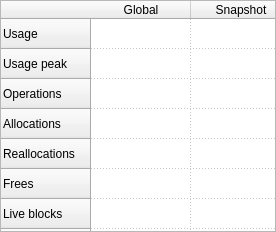
Before: the Qt Designer form src/stats.ui in RudjiGames/MTuner, drawn with Qt 5.
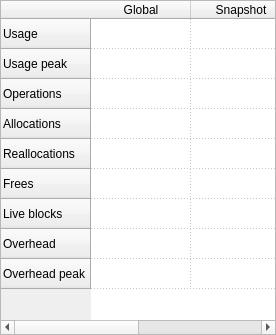
After: the same form once the commit is applied. Icons and pictures are not drawn.

Diff of the .ui file:
```diff
--- a/src/stats.ui
+++ b/src/stats.ui
@@ -2,6 +2,14 @@
 <ui version="4.0">
  <class>Stats</class>
  <widget class="QWidget" name="Stats">
+  <property name="geometry">
+   <rect>
+    <x>0</x>
+    <y>0</y>
+    <width>276</width>
+    <height>335</height>
+   </rect>
+  </property>
   <property name="sizePolicy">
    <sizepolicy hsizetype="Preferred" vsizetype="Minimum">
     <horstretch>0</horstretch>
@@ -34,26 +42,14 @@
    <item row="0" column="0">
     <widget class="QTableWidget" name="tableWidget">
      <property name="sizePolicy">
-      <sizepolicy hsizetype="Minimum" vsizetype="Minimum">
+      <sizepolicy hsizetype="Expanding" vsizetype="Minimum">
        <horstretch>0</horstretch>
        <verstretch>0</verstretch>
       </sizepolicy>
      </property>
-     <property name="minimumSize">
-      <size>
-       <width>276</width>
-       <height>232</height>
-      </size>
-     </property>
      <property name="focusPolicy">
       <enum>Qt::NoFocus</enum>
      </property>
-     <property name="verticalScrollBarPolicy">
-      <enum>Qt::ScrollBarAlwaysOff</enum>
-     </property>
-     <property name="horizontalScrollBarPolicy">
-      <enum>Qt::ScrollBarAlwaysOff</enum>
-     </property>
      <property name="editTriggers">
       <set>QAbstractItemView::NoEditTriggers</set>
      </property>
@@ -138,7 +134,7 @@
        <string>Total memory usage, in bytes, at process termination</string>
       </property>
       <property name="textAlignment">
-       <set>AlignRight|AlignVCenter</set>
+       <set>AlignTrailing|AlignVCenter</set>
       </property>
      </item>
      <item row="0" column="1">
@@ -149,7 +145,7 @@
        <string>Total memory usage, in bytes, at the end of selected time slice</string>
       </property>
       <property name="textAlignment">
-       <set>AlignRight|AlignVCenter</set>
+       <set>AlignTrailing|AlignVCenter</set>
       </property>
      </item>
      <item row="1" column="0">
@@ -160,7 +156,7 @@
        <string>Peak memory usage, in bytes</string>
       </property>
       <property name="textAlignment">
-       <set>AlignRight|AlignVCenter</set>
+       <set>AlignTrailing|AlignVCenter</set>
       </property>
       <property name="flags">
        <set>ItemIsEnabled</set>
@@ -174,7 +170,7 @@
        <string>Peak memory usage, in bytes, inside the selected time slice</string>
       </property>
       <property name="textAlignment">
-       <set>AlignRight|AlignVCenter</set>
+       <set>AlignTrailing|AlignVCenter</set>
       </property>
      </item>
      <item row="2" column="0">
@@ -185,7 +181,7 @@
        <string>Number of memory operations</string>
       </property>
       <property name="textAlignment">
-       <set>AlignRight|AlignVCenter</set>
+       <set>AlignTrailing|AlignVCenter</set>
       </property>
      </item>
      <item row="2" column="1">
@@ -196,7 +192,7 @@
        <string>Number of memory operations in selected time slice</string>
       </property>
       <property name="textAlignment">
-       <set>AlignRight|AlignVCenter</set>
+       <set>AlignTrailing|AlignVCenter</set>
       </property>
      </item>
      <item row="3" column="0">
@@ -207,7 +203,7 @@
        <string>Number of allocations</string>
       </property>
       <property name="textAlignment">
-       <set>AlignRight|AlignVCenter</set>
+       <set>AlignTrailing|AlignVCenter</set>
       </property>
      </item>
      <item row="3" column="1">
@@ -218,7 +214,7 @@
        <string>Number of allocations in selected time slice</string>
       </property>
       <property name="textAlignment">
-       <set>AlignRight|AlignVCenter</set>
+       <set>AlignTrailing|AlignVCenter</set>
       </property>
      </item>
      <item row="4" column="0">
@@ -229,7 +225,7 @@
        <string>Number of reallocations</string>
       </property>
       <property name="textAlignment">
-       <set>AlignRight|AlignVCenter</set>
+       <set>AlignTrailing|AlignVCenter</set>
       </property>
      </item>
      <item row="4" column="1">
@@ -240,7 +236,7 @@
        <string>Number of reallocations in selected time slice</string>
       </property>
       <property name="textAlignment">
-       <set>AlignRight|AlignVCenter</set>
+       <set>AlignTrailing|AlignVCenter</set>
       </property>
      </item>
      <item row="5" column="0">
@@ -251,7 +247,7 @@
        <string>Number of free operations</string>
       </property>
       <property name="textAlignment">
-       <set>AlignRight|AlignVCenter</set>
+       <set>AlignTrailing|AlignVCenter</set>
       </property>
      </item>
      <item row="5" column="1">
@@ -262,7 +258,7 @@
        <string>Number of free operations in selected time slice</string>
       </property>
       <property name="textAlignment">
-       <set>AlignRight|AlignVCenter</set>
+       <set>AlignTrailing|AlignVCenter</set>
       </property>
      </item>
      <item row="6" column="0">
@@ -273,7 +269,7 @@
        <string>Number of memory leaks</string>
       </property>
       <property name="textAlignment">
-       <set>AlignRight|AlignVCenter</set>
+       <set>AlignTrailing|AlignVCenter</set>
       </property>
      </item>
      <item row="6" column="1">
@@ -284,7 +280,7 @@
        <string>Number of memory leaks in selected time slice</string>
       </property>
       <property name="textAlignment">
-       <set>AlignRight|AlignVCenter</set>
+       <set>AlignTrailing|AlignVCenter</set>
       </property>
      </item>
      <item row="7" column="0">
@@ -295,7 +291,7 @@
        <string>Total allocation overhead, in bytes</string>
       </property>
       <property name="textAlignment">
-       <set>AlignRight|AlignVCenter</set>
+       <set>AlignTrailing|AlignVCenter</set>
       </property>
      </item>
      <item row="7" column="1">
@@ -306,7 +302,7 @@
        <string>Total allocation overhead, in bytes, in selected time slice</string>
       </property>
       <property name="textAlignment">
-       <set>AlignRight|AlignVCenter</set>
+       <set>AlignTrailing|AlignVCenter</set>
       </property>
      </item>
      <item row="8" column="0">
@@ -317,7 +313,7 @@
        <string>Peak allocation overhead, in bytes</string>
       </property>
       <property name="textAlignment">
-       <set>AlignRight|AlignVCenter</set>
+       <set>AlignTrailing|AlignVCenter</set>
       </property>
      </item>
      <item row="8" column="1">
@@ -328,7 +324,7 @@
        <string>Peak overhead, in bytes, in selected time slice</string>
       </property>
       <property name="textAlignment">
-       <set>AlignRight|AlignVCenter</set>
+       <set>AlignTrailing|AlignVCenter</set>
       </property>
      </item>
     </widget>
```
Left out of the diff: 6 changed lines with no effect on the pictures.
